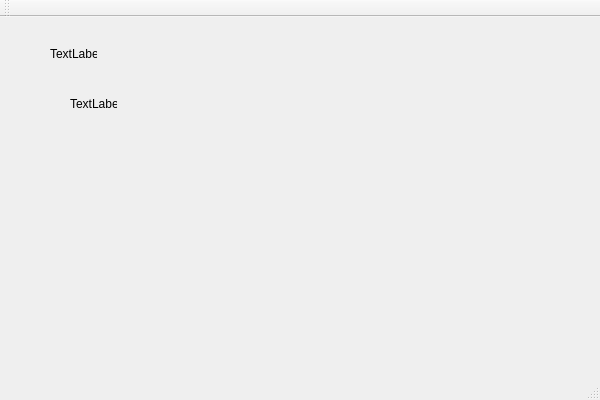
Qt form SensorTrayIcons/SensorTrayIcons.ui (CherOx/SensorTrayIcons) before a commit.
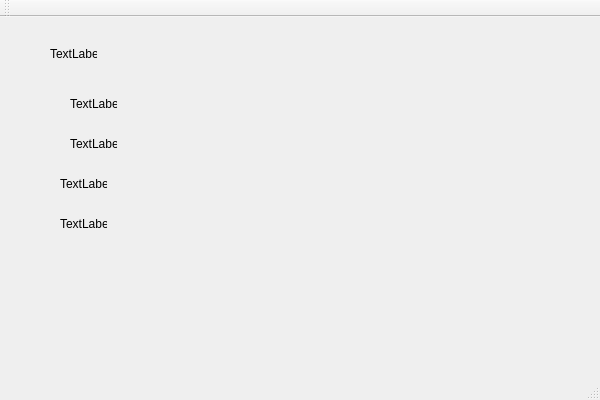
The same form after that commit.

Commit message: Add sensors for CPU load, HDD load, RAM load

```diff
--- a/SensorTrayIcons/SensorTrayIcons.ui
+++ b/SensorTrayIcons/SensorTrayIcons.ui
@@ -40,6 +40,45 @@
      <string>TextLabel</string>
     </property>
    </widget>
+   <widget class="QLabel" name="label_3">
+    <property name="geometry">
+     <rect>
+      <x>70</x>
+      <y>120</y>
+      <width>47</width>
+      <height>13</height>
+     </rect>
+    </property>
+    <property name="text">
+     <string>TextLabel</string>
+    </property>
+   </widget>
+   <widget class="QLabel" name="label_4">
+    <property name="geometry">
+     <rect>
+      <x>60</x>
+      <y>160</y>
+      <width>47</width>
+      <height>13</height>
+     </rect>
+    </property>
+    <property name="text">
+     <string>TextLabel</string>
+    </property>
+   </widget>
+   <widget class="QLabel" name="label_5">
+    <property name="geometry">
+     <rect>
+      <x>60</x>
+      <y>200</y>
+      <width>47</width>
+      <height>13</height>
+     </rect>
+    </property>
+    <property name="text">
+     <string>TextLabel</string>
+    </property>
+   </widget>
   </widget>
   <widget class="QMenuBar" name="menuBar">
    <property name="geometry">
```
The commit also changes 5 other files.
